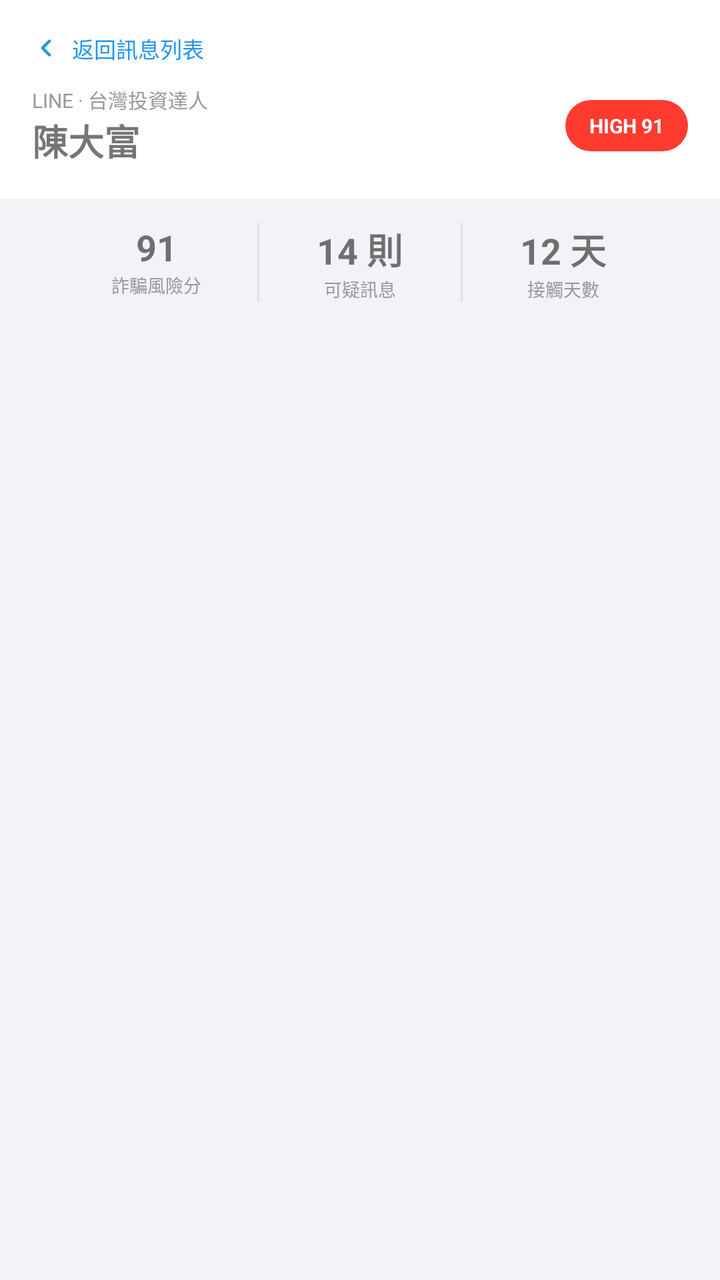
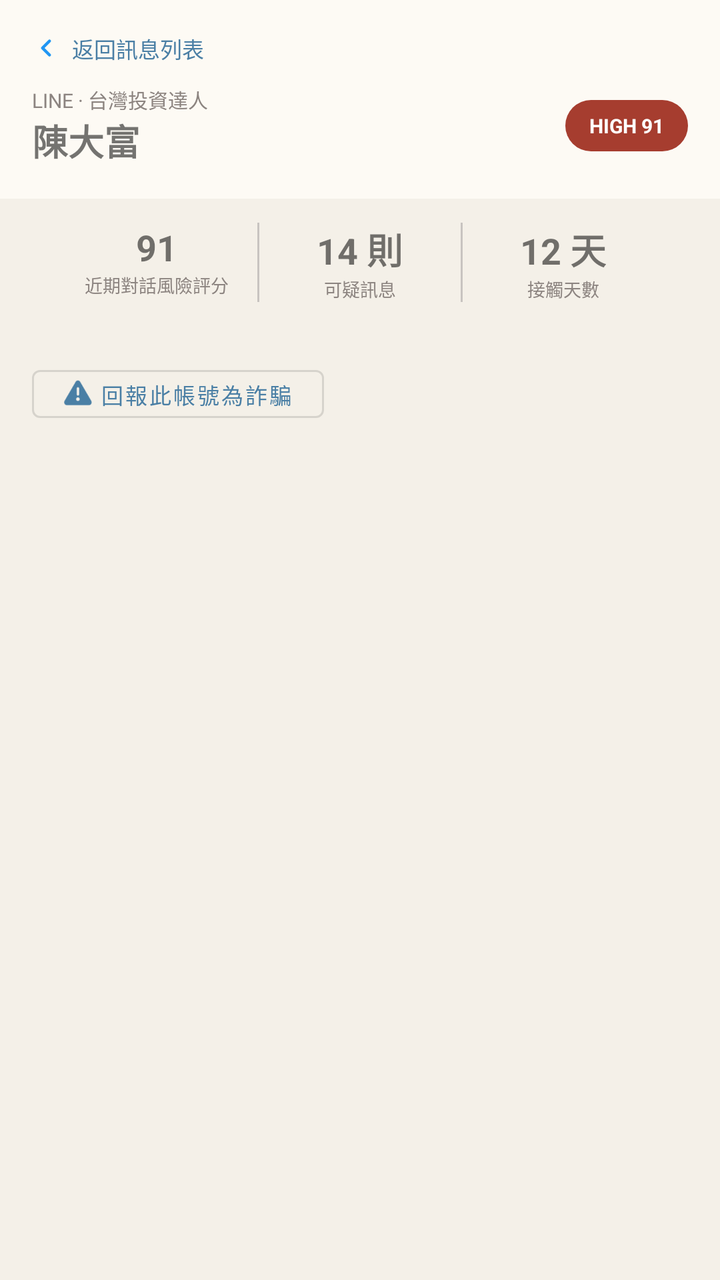

Two renders of the same Android screen: before a commit and after it. Below are the layout's source before the change and the commit's diff.
<!-- AndroidManifest.xml: application theme Theme.FraudDetector -->
<!-- res/layout/activity_thread_detail.xml -->
<?xml version="1.0" encoding="utf-8"?>
<LinearLayout xmlns:android="http://schemas.android.com/apk/res/android"
    android:layout_width="match_parent"
    android:layout_height="match_parent"
    android:orientation="vertical">

    
    <LinearLayout
        android:id="@+id/threadHeader"
        android:layout_width="match_parent"
        android:layout_height="wrap_content"
        android:orientation="vertical"
        android:padding="16dp"
        android:background="#FFFFFF">

        
        <LinearLayout
            android:id="@+id/btnBackToMessages"
            android:layout_width="wrap_content"
            android:layout_height="wrap_content"
            android:orientation="horizontal"
            android:gravity="center_vertical"
            android:layout_marginBottom="10dp"
            android:clickable="true"
            android:focusable="true">

            <ImageView
                android:layout_width="14dp"
                android:layout_height="14dp"
                android:src="@drawable/ic_chevron_left"
                android:contentDescription="Back" />

            <TextView
                android:layout_width="wrap_content"
                android:layout_height="wrap_content"
                android:layout_marginStart="6dp"
                android:text="@string/back_to_messages"
                android:textSize="11sp"
                android:textColor="#2196F3" />
        </LinearLayout>

        
        <LinearLayout
            android:layout_width="match_parent"
            android:layout_height="wrap_content"
            android:orientation="horizontal"
            android:gravity="center_vertical">

            <LinearLayout
                android:layout_width="0dp"
                android:layout_height="wrap_content"
                android:layout_weight="1"
                android:orientation="vertical">

                <TextView
                    android:id="@+id/tvThreadGroup"
                    android:layout_width="wrap_content"
                    android:layout_height="wrap_content"
                    android:text="LINE · 台灣投資達人"
                    android:textSize="10sp"
                    android:textColor="#999999" />

                <TextView
                    android:id="@+id/tvThreadSender"
                    android:layout_width="wrap_content"
                    android:layout_height="wrap_content"
                    android:text="陳大富"
                    android:textSize="18sp"
                    android:textStyle="bold" />
            </LinearLayout>

            <TextView
                android:id="@+id/tvRiskPill"
                android:layout_width="wrap_content"
                android:layout_height="wrap_content"
                android:text="HIGH 91"
                android:textSize="10sp"
                android:textStyle="bold"
                android:textColor="#FFFFFF"
                android:paddingStart="12dp"
                android:paddingEnd="12dp"
                android:paddingTop="6dp"
                android:paddingBottom="6dp"
                android:background="@drawable/bg_risk_pill_high" />
        </LinearLayout>
    </LinearLayout>

    
    <LinearLayout
        android:id="@+id/threadSummary"
        android:layout_width="match_parent"
        android:layout_height="wrap_content"
        android:orientation="horizontal"
        android:layout_marginStart="16dp"
        android:layout_marginEnd="16dp"
        android:layout_marginBottom="10dp"
        android:padding="12dp">

        <LinearLayout
            android:layout_width="0dp"
            android:layout_height="wrap_content"
            android:layout_weight="1"
            android:orientation="vertical"
            android:gravity="center">

            <TextView
                android:id="@+id/tvThreadScore"
                android:layout_width="wrap_content"
                android:layout_height="wrap_content"
                android:text="91"
                android:textSize="18sp"
                android:textStyle="bold" />

            <TextView
                android:layout_width="wrap_content"
                android:layout_height="wrap_content"
                android:text="@string/risk_score"
                android:textSize="9sp"
                android:textColor="#999999" />
        </LinearLayout>

        <View
            android:layout_width="1dp"
            android:layout_height="match_parent"
            android:background="#E0E0E0" />

        <LinearLayout
            android:layout_width="0dp"
            android:layout_height="wrap_content"
            android:layout_weight="1"
            android:orientation="vertical"
            android:gravity="center">

            <TextView
                android:id="@+id/tvThreadMsgs"
                android:layout_width="wrap_content"
                android:layout_height="wrap_content"
                android:text="14 則"
                android:textSize="18sp"
                android:textStyle="bold" />

            <TextView
                android:layout_width="wrap_content"
                android:layout_height="wrap_content"
                android:text="@string/suspect_msgs"
                android:textSize="9sp"
                android:textColor="#999999" />
        </LinearLayout>

        <View
            android:layout_width="1dp"
            android:layout_height="match_parent"
            android:background="#E0E0E0" />

        <LinearLayout
            android:layout_width="0dp"
            android:layout_height="wrap_content"
            android:layout_weight="1"
            android:orientation="vertical"
            android:gravity="center">

            <TextView
                android:id="@+id/tvThreadDays"
                android:layout_width="wrap_content"
                android:layout_height="wrap_content"
                android:text="12 天"
                android:textSize="18sp"
                android:textStyle="bold" />

            <TextView
                android:layout_width="wrap_content"
                android:layout_height="wrap_content"
                android:text="@string/contact_days"
                android:textSize="9sp"
                android:textColor="#999999" />
        </LinearLayout>
    </LinearLayout>

    
    <com.google.android.material.chip.ChipGroup
        android:id="@+id/chipGroupPatterns"
        android:layout_width="match_parent"
        android:layout_height="wrap_content"
        android:paddingStart="16dp"
        android:paddingEnd="16dp"
        android:paddingBottom="10dp" />

    
    <androidx.recyclerview.widget.RecyclerView
        android:id="@+id/rvChatMessages"
        android:layout_width="match_parent"
        android:layout_height="0dp"
        android:layout_weight="1"
        android:paddingStart="16dp"
        android:paddingEnd="16dp"
        android:paddingBottom="80dp"
        android:clipToPadding="false" />
</LinearLayout>
<!-- resources referenced by this layout -->
<resources>
  <!-- drawable bg_risk_pill_high (drawable) -->
  <?xml version="1.0" encoding="utf-8"?>
  <shape xmlns:android="http://schemas.android.com/apk/res/android">
      <solid android:color="#FF3B30" />
      <corners android:radius="20dp" />
  </shape>
  <!-- drawable ic_chevron_left (drawable) -->
  <?xml version="1.0" encoding="utf-8"?>
  <vector xmlns:android="http://schemas.android.com/apk/res/android"
      android:width="14dp"
      android:height="14dp"
      android:viewportWidth="24"
      android:viewportHeight="24">
      <path
          android:strokeColor="#2196F3"
          android:strokeWidth="2.5"
          android:strokeLineCap="round"
          android:strokeLineJoin="round"
          android:fillColor="#00000000"
          android:pathData="M15,18L9,12L15,6" />
  </vector>
  <string name="back_to_messages">返回訊息列表</string>
  <string name="contact_days">接觸天數</string>
  <string name="risk_score">詐騙風險分</string>
  <string name="suspect_msgs">可疑訊息</string>
  <style name="Theme.FraudDetector" parent="Theme.MaterialComponents.Light.NoActionBar">
          <item name="colorPrimary">@color/blue</item>
          <item name="colorPrimaryDark">@color/blue_dk</item>
          <item name="colorAccent">@color/blue</item>
          <item name="android:windowBackground">@color/bg</item>
          <item name="android:statusBarColor">@color/blue_dk</item>
          <item name="android:navigationBarColor">@color/white</item>
      </style>
  <color name="blue">#FF2196F3</color>
  <color name="blue_dk">#FF1976D2</color>
  <color name="bg">#FFF2F2F7</color>
  <color name="white">#FFFFFFFF</color>
</resources>

<!-- the commit's change to res/layout/activity_thread_detail.xml (unified diff, before → after) -->
@@ -1,5 +1,6 @@
 <?xml version="1.0" encoding="utf-8"?>
 <LinearLayout xmlns:android="http://schemas.android.com/apk/res/android"
+    xmlns:app="http://schemas.android.com/apk/res-auto"
     android:layout_width="match_parent"
     android:layout_height="match_parent"
     android:orientation="vertical">
@@ -11,7 +12,7 @@
         android:layout_height="wrap_content"
         android:orientation="vertical"
         android:padding="16dp"
-        android:background="#FFFFFF">
+        android:background="#FDFAF4">
 
         
         <LinearLayout
@@ -36,7 +37,7 @@
                 android:layout_marginStart="6dp"
                 android:text="@string/back_to_messages"
                 android:textSize="11sp"
-                android:textColor="#2196F3" />
+                android:textColor="#4A7FA5" />
         </LinearLayout>
 
         
@@ -58,7 +59,7 @@
                     android:layout_height="wrap_content"
                     android:text="LINE · 台灣投資達人"
                     android:textSize="10sp"
-                    android:textColor="#999999" />
+                    android:textColor="#8C8480" />
 
                 <TextView
                     android:id="@+id/tvThreadSender"
@@ -112,17 +113,18 @@
                 android:textStyle="bold" />
 
             <TextView
-                android:layout_width="wrap_content"
-                android:layout_height="wrap_content"
-                android:text="@string/risk_score"
+                android:id="@+id/tvThreadScoreLabel"
+                android:layout_width="wrap_content"
+                android:layout_height="wrap_content"
+                android:text="@string/conversation_risk_score_label"
                 android:textSize="9sp"
-                android:textColor="#999999" />
+                android:textColor="#8C8480" />
         </LinearLayout>
 
         <View
             android:layout_width="1dp"
             android:layout_height="match_parent"
-            android:background="#E0E0E0" />
+            android:background="#C8C4C0" />
 
         <LinearLayout
             android:layout_width="0dp"
@@ -144,13 +146,13 @@
                 android:layout_height="wrap_content"
                 android:text="@string/suspect_msgs"
                 android:textSize="9sp"
-                android:textColor="#999999" />
+                android:textColor="#8C8480" />
         </LinearLayout>
 
         <View
             android:layout_width="1dp"
             android:layout_height="match_parent"
-            android:background="#E0E0E0" />
+            android:background="#C8C4C0" />
 
         <LinearLayout
             android:layout_width="0dp"
@@ -172,7 +174,7 @@
                 android:layout_height="wrap_content"
                 android:text="@string/contact_days"
                 android:textSize="9sp"
-                android:textColor="#999999" />
+                android:textColor="#8C8480" />
         </LinearLayout>
     </LinearLayout>
 
@@ -183,7 +185,38 @@
         android:layout_height="wrap_content"
         android:paddingStart="16dp"
         android:paddingEnd="16dp"
-        android:paddingBottom="10dp" />
+        android:paddingBottom="6dp" />
+
+    <LinearLayout
+        android:layout_width="match_parent"
+        android:layout_height="wrap_content"
+        android:orientation="horizontal"
+        android:paddingStart="16dp"
+        android:paddingEnd="16dp"
+        android:layout_marginBottom="10dp">
+
+        <com.google.android.material.button.MaterialButton
+            android:id="@+id/btnReportAccount"
+            style="@style/Widget.MaterialComponents.Button.OutlinedButton"
+            android:layout_width="wrap_content"
+            android:layout_height="36dp"
+            android:layout_marginEnd="8dp"
+            android:text="回報此帳號為詐騙"
+            android:textSize="11sp"
+            app:icon="@android:drawable/ic_dialog_alert"
+            app:iconSize="14dp" />
+
+        <com.google.android.material.button.MaterialButton
+            android:id="@+id/btnGroupExplanation"
+            style="@style/Widget.MaterialComponents.Button.OutlinedButton"
+            android:layout_width="wrap_content"
+            android:layout_height="36dp"
+            android:text="查看整體對話判斷"
+            android:textSize="11sp"
+            android:visibility="gone"
+            app:icon="@android:drawable/ic_menu_info_details"
+            app:iconSize="14dp" />
+    </LinearLayout>
 
     
     <androidx.recyclerview.widget.RecyclerView
<!-- resource entries referenced after the edit -->
@@ -3,7 +3,7 @@
   <!-- drawable bg_risk_pill_high (drawable) -->
   <?xml version="1.0" encoding="utf-8"?>
   <shape xmlns:android="http://schemas.android.com/apk/res/android">
-      <solid android:color="#FF3B30" />
+      <solid android:color="#A63D2F" />
       <corners android:radius="20dp" />
   </shape>
   <!-- drawable ic_chevron_left (drawable) -->
@@ -23,19 +23,19 @@
   </vector>
   <string name="back_to_messages">返回訊息列表</string>
   <string name="contact_days">接觸天數</string>
-  <string name="risk_score">詐騙風險分</string>
+  <string name="conversation_risk_score_label">近期對話風險評分</string>
   <string name="suspect_msgs">可疑訊息</string>
   <style name="Theme.FraudDetector" parent="Theme.MaterialComponents.Light.NoActionBar">
-          <item name="colorPrimary">@color/blue</item>
-          <item name="colorPrimaryDark">@color/blue_dk</item>
-          <item name="colorAccent">@color/blue</item>
+          <item name="colorPrimary">@color/steel_blue</item>
+          <item name="colorPrimaryDark">@color/steel_blue_dark</item>
+          <item name="colorAccent">@color/steel_blue</item>
           <item name="android:windowBackground">@color/bg</item>
-          <item name="android:statusBarColor">@color/blue_dk</item>
+          <item name="android:statusBarColor">@color/steel_blue_dark</item>
           <item name="android:navigationBarColor">@color/white</item>
       </style>
-  <color name="blue">#FF2196F3</color>
-  <color name="blue_dk">#FF1976D2</color>
-  <color name="bg">#FFF2F2F7</color>
+  <color name="steel_blue">#FF4A7FA5</color>
+  <color name="steel_blue_dark">#FF3A6A8E</color>
+  <color name="bg">#FFF4F0E8</color>
   <color name="white">#FFFFFFFF</color>
 </resources>
 
